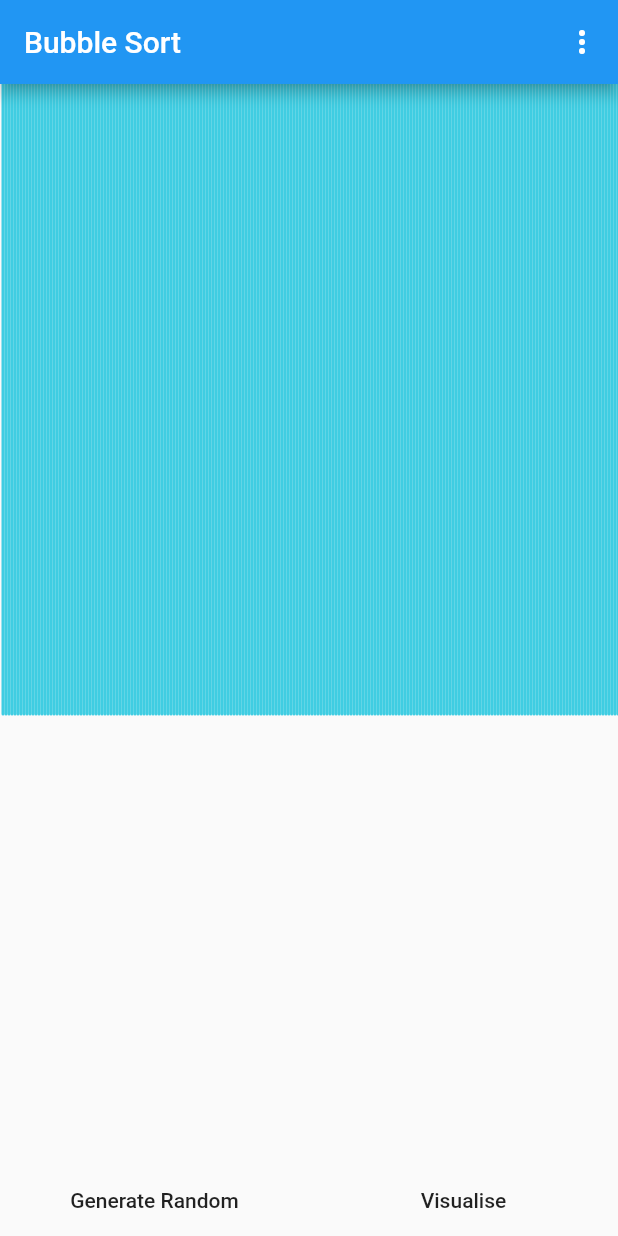
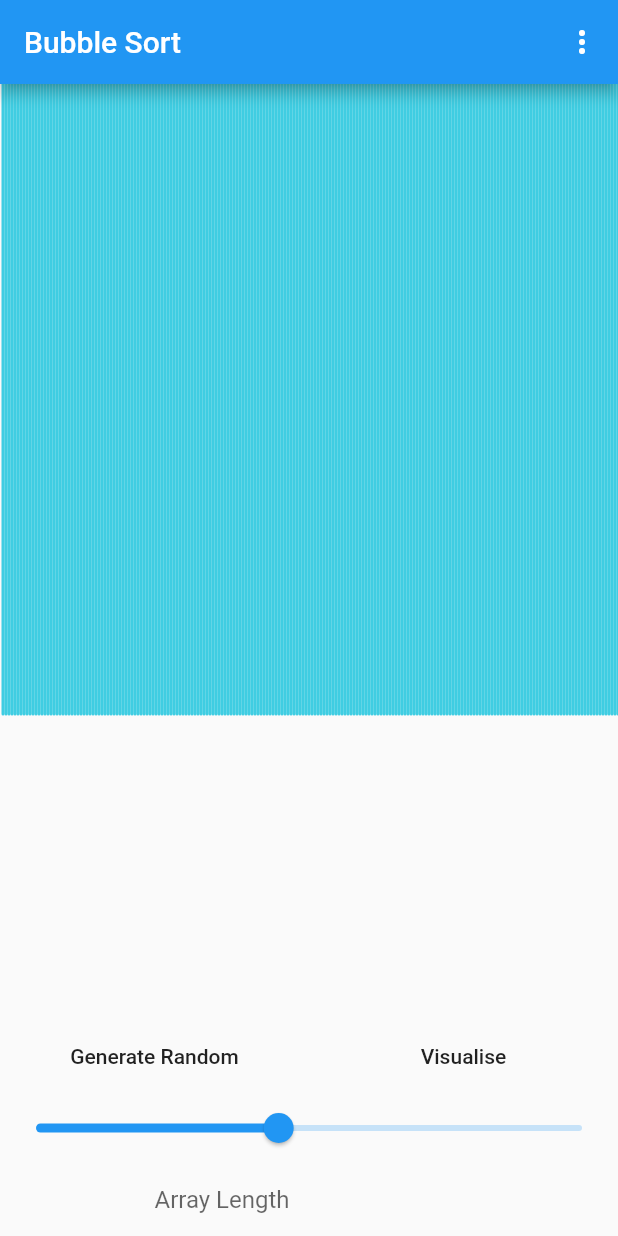
Before and after one commit to RivaanRanawat/sorting-visualiser, a Flutter app: the screen it shows after launch, on a phone screen of 412 x 824 dp. Run offline on Flutter 3.47's test engine with Material 2 defaults, Android fonts, the phone set to English and light mode, and no system bars.

Commit message:
added speed controller and array length controller

```diff
--- a/lib/main.dart
+++ b/lib/main.dart
@@ -31,21 +31,20 @@ class _MyHomePageState extends State<MyHomePage> {
   double _sampleSize = 500;
   StreamController<List<int>> _streamController;
   Stream<List<int>> _stream;
-  int val = 5000;
+  int val = 2500;
   String currentPage = "Bubble Sort";
   bool isVisualizing = false;
+  TextEditingController _controller = TextEditingController();
 
   @override
   void didChangeDependencies() {
     super.didChangeDependencies();
-    _sampleSize = MediaQuery.of(context).size.width / 2;
     _streamController = StreamController<List<int>>();
     _stream = _streamController.stream;
     _randomise();
   }
 
   _randomise() {
-    _sampleSize = MediaQuery.of(context).size.width / 2;
     _numbers = [];
     for (int i = 0; i < _sampleSize; ++i) {
       _numbers.add(Random().nextInt(500));
@@ -147,7 +146,10 @@ class _MyHomePageState extends State<MyHomePage> {
           );
         },
       ),
-      bottomNavigationBar: Row(
+      bottomNavigationBar: Column(
+        mainAxisAlignment: MainAxisAlignment.end,
+        children: [
+          Row(
             children: [
               Expanded(
                 child: FlatButton(
@@ -175,6 +177,34 @@ class _MyHomePageState extends State<MyHomePage> {
               ),
             ],
           ),
+          Slider(
+            value: val.toDouble(),
+            max: 5000,
+            min: 500,
+            onChanged: (newVal) {
+              setState(() {
+                val = newVal.floor();
+              });
+            },
+          ),
+          Container(
+            width: MediaQuery.of(context).size.width / 2,
+            child: TextFormField(
+              keyboardType: TextInputType.number,
+              decoration: InputDecoration(
+                border: InputBorder.none,
+                hintText: 'Array Length',
+              ),
+              onFieldSubmitted: (newLen) {
+                setState(() {
+                  _sampleSize = double.parse(newLen);
+                });
+              },
+            ),
+            alignment: Alignment.center,
+          ),
+        ],
+      ),
     );
   }
 }
```
Lines whose indentation alone changed are shown as unchanged.
